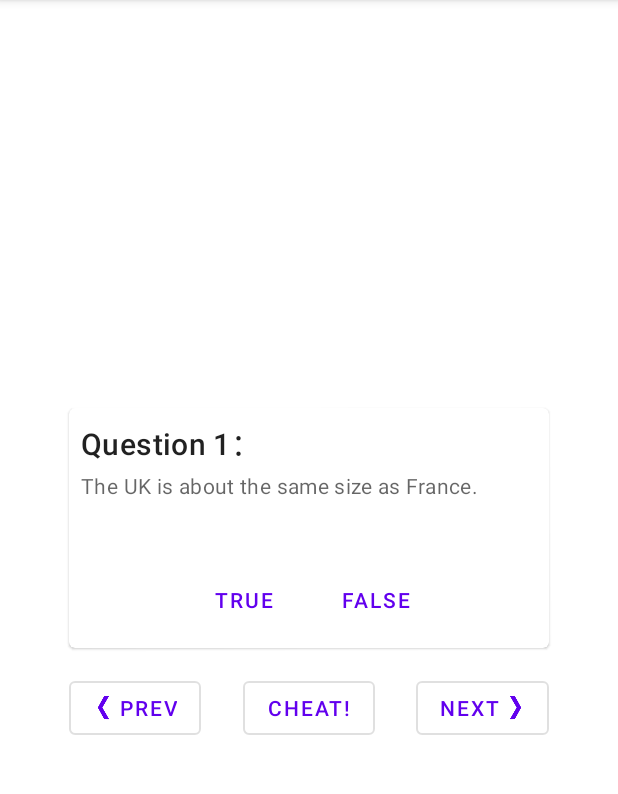
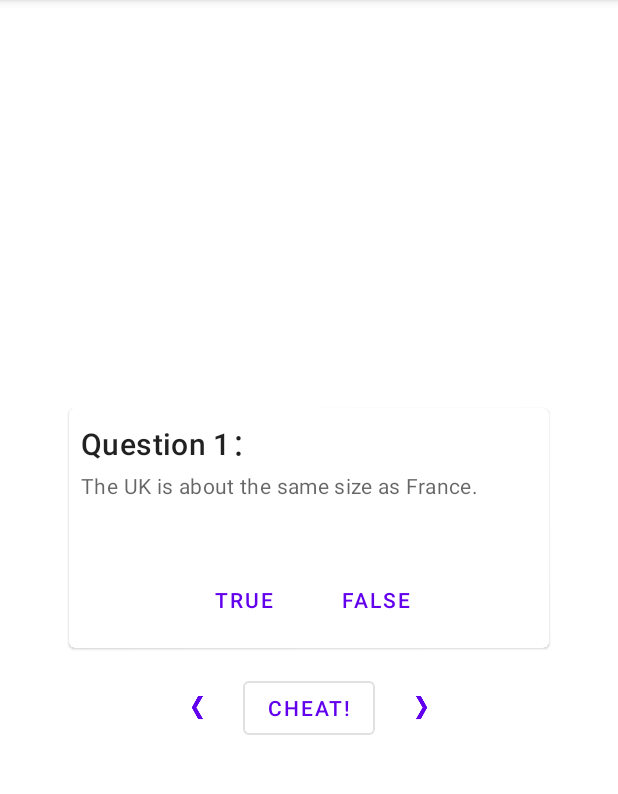
Before and after one commit to lengzhang/GeoQuiz, an Android app: the screen it shows after launch (MainActivity), on a phone screen of 412 x 824 dp, the part 84-878 px from its top. Run offline under Robolectric (Android 15) with nearby library versions, the phone set to English and light mode, and no system bars.

Commit message:
Convert prev and next buttons to image buttons

```diff
--- a/app/src/main/java/com/lengzhang/android/geoquiz/MainActivity.kt
+++ b/app/src/main/java/com/lengzhang/android/geoquiz/MainActivity.kt
@@ -7,6 +7,7 @@ import android.os.Bundle
 import android.util.Log
 import android.view.View
 import android.widget.Button
+import android.widget.ImageButton
 import android.widget.TextView
 import android.widget.Toast
 import androidx.lifecycle.ViewModelProviders
@@ -19,8 +20,8 @@ class MainActivity : AppCompatActivity() {
 
     private lateinit var trueButton: Button
     private lateinit var falseButton: Button
-    private lateinit var previousButton: Button
-    private lateinit var nextButton: Button
+    private lateinit var previousButton: ImageButton
+    private lateinit var nextButton: ImageButton
     private lateinit var cheatButton: Button
     private lateinit var questionLabelView: TextView
     private lateinit var questionTextView: TextView
--- a/app/src/main/res/layout-land/activity_main.xml
+++ b/app/src/main/res/layout-land/activity_main.xml
@@ -8,18 +8,19 @@
 
     <com.google.android.material.card.MaterialCardView
         android:layout_width="320dp"
-        android:layout_height="wrap_content"
+        android:layout_height="160dp"
         android:layout_gravity="center">
 
         <LinearLayout
             android:layout_width="match_parent"
-            android:layout_height="wrap_content"
+            android:layout_height="match_parent"
             android:orientation="vertical"
             android:padding="8dp">
 
             <LinearLayout
                 android:layout_width="wrap_content"
-                android:layout_height="wrap_content"
+                android:layout_height="0dp"
+                android:layout_weight="1"
                 android:orientation="vertical">
 
                 <TextView
@@ -63,33 +64,42 @@
 
     </com.google.android.material.card.MaterialCardView>
 
-    <Button
+    <FrameLayout
+        android:layout_width="match_parent"
+        android:layout_height="wrap_content"
+        android:layout_gravity="bottom">
+
+        <ImageButton
             android:id="@+id/previous_button"
-        style="@style/Widget.MaterialComponents.Button.OutlinedButton"
             android:layout_width="wrap_content"
             android:layout_height="wrap_content"
-        android:layout_gravity="bottom|start"
-        android:layout_marginStart="4dp"
-        android:text="@string/previous_button"
-        app:icon="@drawable/arrow_left"/>
+            android:layout_gravity="center|start"
+            android:src="@drawable/arrow_left"
+            android:background="?attr/selectableItemBackgroundBorderless"
+            android:contentDescription="@string/previous_button"
+            android:tint="?attr/colorPrimary"
+            android:layout_marginStart="16dp"/>
 
         <Button
+            style="@style/Widget.MaterialComponents.Button.OutlinedButton"
             android:id="@+id/cheat_button"
-        style="@style/Widget.MaterialComponents.Button.OutlinedButton"
             android:layout_width="wrap_content"
             android:layout_height="wrap_content"
-        android:layout_gravity="bottom|center"
-        android:text="@string/cheat_button" />
+            android:layout_gravity="center"
+            android:layout_marginHorizontal="24dp"
+            android:text="@string/cheat_button"/>
 
-    <Button
+        <ImageButton
             android:id="@+id/next_button"
-        style="@style/Widget.MaterialComponents.Button.OutlinedButton"
             android:layout_width="wrap_content"
             android:layout_height="wrap_content"
-        android:layout_gravity="bottom|end"
-        android:layout_marginEnd="4dp"
-        android:text="@string/next_button"
-        app:icon="@drawable/arrow_right"
-        app:iconGravity="end" />
+            android:layout_gravity="center|end"
+            android:src="@drawable/arrow_right"
+            android:background="?attr/selectableItemBackgroundBorderless"
+            android:contentDescription="@string/next_button"
+            android:tint="?attr/colorPrimary"
+            android:layout_marginEnd="16dp"/>
 
     </FrameLayout>
+
+</FrameLayout>
--- a/app/src/main/res/layout/activity_main.xml
+++ b/app/src/main/res/layout/activity_main.xml
@@ -66,39 +66,41 @@
 
     </com.google.android.material.card.MaterialCardView>
 
-    <FrameLayout
-        android:layout_width="320dp"
+    <LinearLayout
+        android:layout_width="wrap_content"
         android:layout_height="wrap_content"
         android:layout_gravity="center"
         android:layout_marginTop="16dp">
 
-        <Button
-            style="@style/Widget.MaterialComponents.Button.OutlinedButton"
+        <ImageButton
             android:id="@+id/previous_button"
             android:layout_width="wrap_content"
             android:layout_height="wrap_content"
-            android:layout_gravity="start"
-            android:text="@string/previous_button"
-            app:icon="@drawable/arrow_left"/>
+            android:layout_gravity="center_vertical"
+            android:src="@drawable/arrow_left"
+            android:background="?attr/selectableItemBackgroundBorderless"
+            android:contentDescription="@string/previous_button"
+            android:tint="?attr/colorPrimary" />
 
         <Button
             style="@style/Widget.MaterialComponents.Button.OutlinedButton"
             android:id="@+id/cheat_button"
             android:layout_width="wrap_content"
             android:layout_height="wrap_content"
-            android:layout_gravity="center"
+            android:layout_gravity="center_vertical"
+            android:layout_marginHorizontal="24dp"
             android:text="@string/cheat_button"/>
 
-        <Button
-            style="@style/Widget.MaterialComponents.Button.OutlinedButton"
+        <ImageButton
             android:id="@+id/next_button"
             android:layout_width="wrap_content"
             android:layout_height="wrap_content"
-            android:layout_gravity="end"
-            android:text="@string/next_button"
-            app:icon="@drawable/arrow_right"
-            app:iconGravity="end"/>
+            android:layout_gravity="center_vertical"
+            android:src="@drawable/arrow_right"
+            android:background="?attr/selectableItemBackgroundBorderless"
+            android:contentDescription="@string/next_button"
+            android:tint="?attr/colorPrimary"/>
 
-    </FrameLayout>
+    </LinearLayout>
 
 </LinearLayout>
```
Lines whose indentation alone changed are shown as unchanged.
